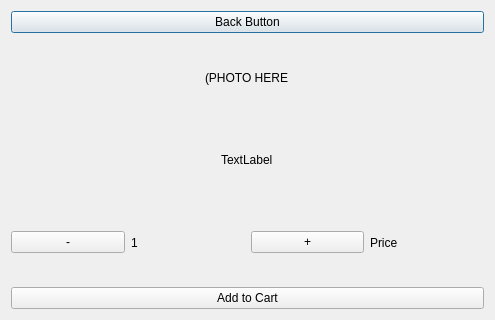
Before: the Qt Designer form confirmaddtocart.ui in PeteCastle/PEx5, drawn with Qt 5.
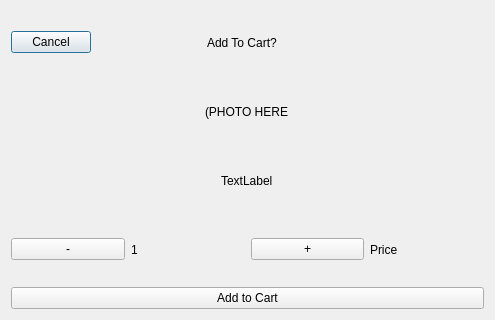
After: the same form once the commit is applied.

Patch:
```diff
--- a/confirmaddtocart.ui
+++ b/confirmaddtocart.ui
@@ -17,11 +17,48 @@
    <item>
     <layout class="QVBoxLayout" name="verticalLayout">
      <item>
-      <widget class="QPushButton" name="backButton">
-       <property name="text">
-        <string>Back Button</string>
-       </property>
-      </widget>
+      <layout class="QHBoxLayout" name="horizontalLayout_2" stretch="10,20,50,50">
+       <item>
+        <widget class="QPushButton" name="backButton">
+         <property name="text">
+          <string>Cancel</string>
+         </property>
+        </widget>
+       </item>
+       <item>
+        <spacer name="horizontalSpacer">
+         <property name="orientation">
+          <enum>Qt::Horizontal</enum>
+         </property>
+         <property name="sizeHint" stdset="0">
+          <size>
+           <width>40</width>
+           <height>20</height>
+          </size>
+         </property>
+        </spacer>
+       </item>
+       <item alignment="Qt::AlignHCenter">
+        <widget class="QLabel" name="label">
+         <property name="text">
+          <string>Add To Cart?</string>
+         </property>
+        </widget>
+       </item>
+       <item>
+        <spacer name="horizontalSpacer_2">
+         <property name="orientation">
+          <enum>Qt::Horizontal</enum>
+         </property>
+         <property name="sizeHint" stdset="0">
+          <size>
+           <width>40</width>
+           <height>20</height>
+          </size>
+         </property>
+        </spacer>
+       </item>
+      </layout>
      </item>
      <item alignment="Qt::AlignHCenter">
       <widget class="QLabel" name="Photo">
```
